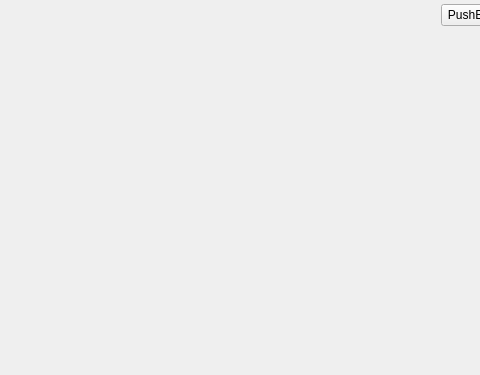
Qt form mainwindow.ui (chatinEu/wifiBotV3) before a commit; both pictures show x 92 to 572 and y 225 to 600 of the 800 by 600 pixel window.
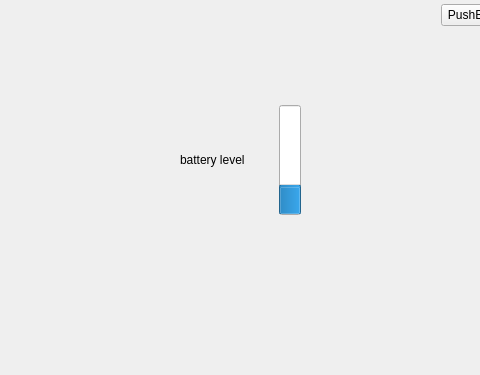
The same form after that commit.

Commit message: ajout UI batterie

```diff
--- a/mainwindow.ui
+++ b/mainwindow.ui
@@ -132,6 +132,51 @@
      </item>
     </layout>
    </widget>
+   <widget class="QWidget" name="horizontalLayoutWidget_3">
+    <property name="geometry">
+     <rect>
+      <x>272</x>
+      <y>330</y>
+      <width>121</width>
+      <height>110</height>
+     </rect>
+    </property>
+    <layout class="QHBoxLayout" name="horizontalLayout_3">
+     <item>
+      <widget class="QLabel" name="label_2">
+       <property name="text">
+        <string>battery level</string>
+       </property>
+      </widget>
+     </item>
+     <item>
+      <spacer name="horizontalSpacer_2">
+       <property name="orientation">
+        <enum>Qt::Horizontal</enum>
+       </property>
+       <property name="sizeHint" stdset="0">
+        <size>
+         <width>40</width>
+         <height>20</height>
+        </size>
+       </property>
+      </spacer>
+     </item>
+     <item>
+      <widget class="QProgressBar" name="progressBar">
+       <property name="value">
+        <number>24</number>
+       </property>
+       <property name="alignment">
+        <set>Qt::AlignLeading|Qt::AlignLeft|Qt::AlignVCenter</set>
+       </property>
+       <property name="orientation">
+        <enum>Qt::Vertical</enum>
+       </property>
+      </widget>
+     </item>
+    </layout>
+   </widget>
   </widget>
   <widget class="QMenuBar" name="menubar">
    <property name="geometry">
```
The commit also changes 6 other files.
